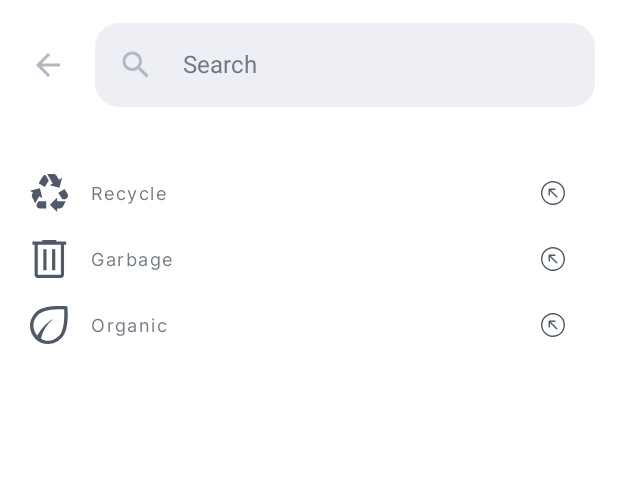
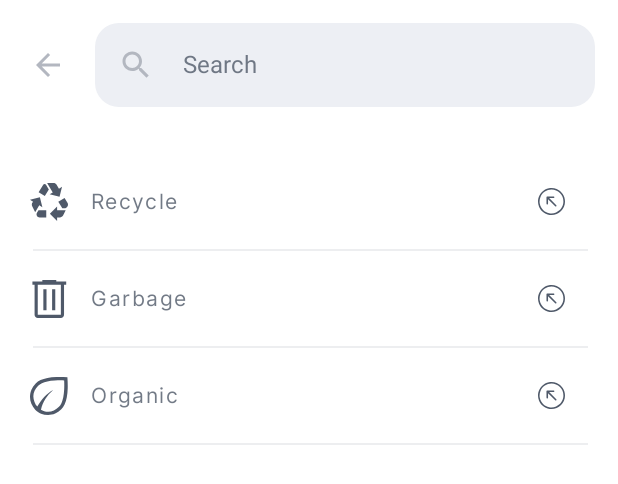
Before and after one commit to Ninise/BinitAndroid, an Android app built with Jetpack Compose: the @Preview function SearchViewPreview, on a phone screen of 412 x 824 dp. Shown: the top 484 px of the screen. Run offline under Robolectric (Android 15) with nearby library versions, the phone set to English and light mode, and no system bars; our stand-ins replace AdMob, Dagger/Hilt's generated code; pictures from the network do not load.

Commit message:
Polished search pre-search items

```diff
--- a/app/src/main/java/com/ndteam/wasteandroidapp/view/main/screens/search/SearchMainScreen.kt
+++ b/app/src/main/java/com/ndteam/wasteandroidapp/view/main/screens/search/SearchMainScreen.kt
@@ -106,8 +106,19 @@ fun SearchMainScreen(navController: NavController, viewModel: MainViewModel, que
                                     "",
                                     ""
                                 )
-                            )
+                            ) {
+                                textState.value = TextFieldValue("recycle")
+                            }
+
+                            Spacer(modifier = Modifier.height(4.dp))
+
+                            Divider(startIndent = 2.dp, thickness = 1.dp, color = DividerColor)
+
+                            Spacer(modifier = Modifier.height(4.dp))
                         }
+
+
+
                     }
 
                     item {
@@ -120,8 +131,18 @@ fun SearchMainScreen(navController: NavController, viewModel: MainViewModel, que
                                     "",
                                     ""
                                 )
-                            )
+                            ) {
+                                textState.value = TextFieldValue("garbage")
+                            }
+
+                            Spacer(modifier = Modifier.height(4.dp))
+
+                            Divider(startIndent = 2.dp, thickness = 1.dp, color = DividerColor)
+
+                            Spacer(modifier = Modifier.height(4.dp))
                         }
+
+
                     }
 
                     item {
@@ -134,7 +155,15 @@ fun SearchMainScreen(navController: NavController, viewModel: MainViewModel, que
                                     "",
                                     ""
                                 )
-                            )
+                            ) {
+                                textState.value = TextFieldValue("organic")
+                            }
+
+                            Spacer(modifier = Modifier.height(4.dp))
+
+                            Divider(startIndent = 2.dp, thickness = 1.dp, color = DividerColor)
+
+                            Spacer(modifier = Modifier.height(4.dp))
                         }
                     }
 
@@ -388,8 +417,8 @@ fun GarbageItemView(item: GarbageItem, showIcon: Boolean = true, onItemClick: (S
 }
 
 @Composable
-fun categoryPlaceholder(item: GarbageCategory) {
-    Row (verticalAlignment = Alignment.CenterVertically, modifier = Modifier.height(44.dp)) {
+fun categoryPlaceholder(item: GarbageCategory, click: () -> Unit) {
+    Row (verticalAlignment = Alignment.CenterVertically, modifier = Modifier.height(55.dp).clickable { click() }) {
         Icon(
             painterResource(id = item.returnImage()),
             tint = GarbageTypeIconColor,
@@ -405,7 +434,7 @@ fun categoryPlaceholder(item: GarbageCategory) {
             color = BodyText,
             fontFamily = Inter,
             fontWeight = FontWeight.Normal,
-            fontSize = 12.sp,
+            fontSize = 14.sp,
             letterSpacing = 1.sp,
         )
 
@@ -417,7 +446,7 @@ fun categoryPlaceholder(item: GarbageCategory) {
             contentDescription = "",
             modifier = Modifier
                 .padding(end = 15.dp)
-                .size(16.dp)
+                .size(18.dp)
                 .align(Alignment.CenterVertically),
         )
     }
```
